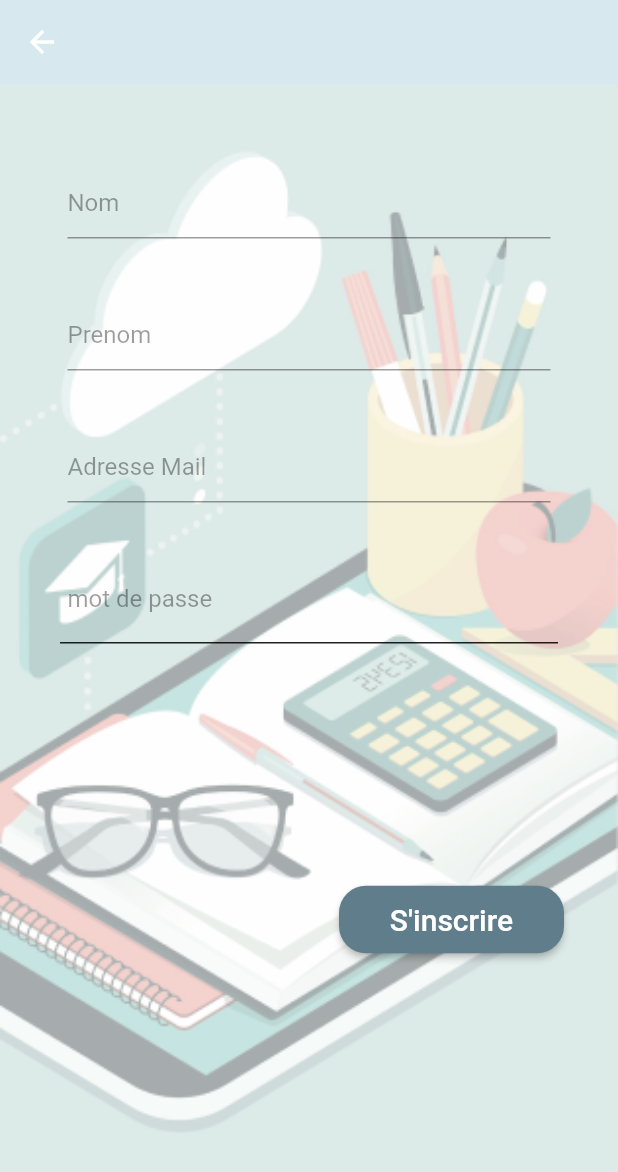
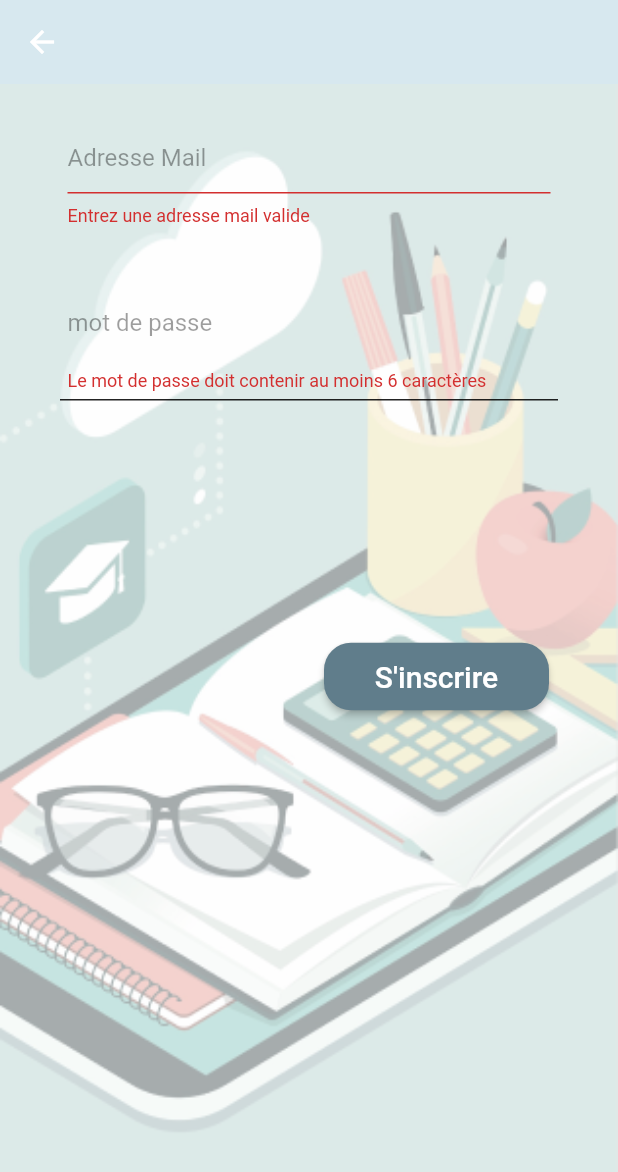
Before and after one commit to ibtihalhayat/mobile_App, a Flutter app: the Inscription screen opened directly, after a tap on an icon or button, on a phone screen of 412 x 824 dp. Shown: the top 1172 px of the screen. Run offline on Flutter 3.47's test engine with Material 2 defaults, Android fonts, the phone set to English and light mode, and no system bars; our stand-ins replace firebase_auth, firebase_core; accounts and stored records are empty.

Commit message:
Authentification et Inscription

```diff
--- a/lib/Accueil.dart
+++ b/lib/Accueil.dart
@@ -1,7 +1,9 @@
+import 'package:firebase_auth/firebase_auth.dart';
 import 'package:flutter/material.dart';
 
 class Accueil extends StatelessWidget{
 
+ // final FirebaseUser user;
 
   @override
   Widget build(BuildContext context) {
@@ -10,6 +12,10 @@ class Accueil extends StatelessWidget{
       appBar: new AppBar(
         title: Text('Accueil'),
       ),
+      body: new RaisedButton(
+          onPressed: (){},
+       child: Text('Log Out'),
+      ),
 
     );
 
--- a/lib/inscription.dart
+++ b/lib/inscription.dart
@@ -1,6 +1,18 @@
+import 'package:firebase_auth/firebase_auth.dart';
 import 'package:flutter/material.dart';
+import 'package:mobile_app/Accueil.dart';
 
-class Inscription extends StatelessWidget{
+class Inscription extends StatefulWidget{
+
+  @override
+  _InscriptionState createState() => _InscriptionState();
+}
+
+class _InscriptionState extends State<Inscription> {
+  String _email , _password ;
+
+  var _formKey = GlobalKey<FormState>();
+
   @override
   Widget build(BuildContext context) {
 
@@ -18,9 +30,11 @@ class Inscription extends StatelessWidget{
           SingleChildScrollView(
             child: new Container(
               color: Colors.transparent,
-              child: new Column(
+              child : Form(
+                 key: _formKey,
+               child: new Column(
                   children: <Widget>[
-                    new Container(
+                    /*new Container(
                       padding: EdgeInsets.fromLTRB(20.0, 50.0, 20.0, 10.0),
                       decoration: BoxDecoration(
                           borderRadius: BorderRadius.circular(10.0),
@@ -71,7 +85,7 @@ class Inscription extends StatelessWidget{
                           )
                         ],
                       ),
-                    ),
+                    ),*/
                     new Container(
                       padding: EdgeInsets.fromLTRB(20.0, 20.0, 20.0, 10.0),
                       decoration: BoxDecoration(
@@ -83,11 +97,20 @@ class Inscription extends StatelessWidget{
                           Container(
                             margin: EdgeInsets.only(left: 20.0,right: 20.0),
                             padding: EdgeInsets.all(5.0),
-                            child: TextField(
+                            child: TextFormField(
                               // decoration: new InputDecoration(hintText: "adresse mail"),
                               textAlign: TextAlign.start,
+                              keyboardType: TextInputType.emailAddress,
+                              onSaved: (item){
+                                setState((){
+                                  _email = item;
+                                });
+                              },
+                              validator: (item){
+                                return item.contains("@") ? null : "Entrez une adresse mail valide";
+                              },
                               /*onChanged: (String string){},
-                      // onSubmitted: (String string){},*/
+                              // onSubmitted: (String string){},*/
                               decoration: new InputDecoration(
                                   hintText: "Adresse Mail",
                                   //  border: InputBorder.none,
@@ -116,9 +139,17 @@ class Inscription extends StatelessWidget{
                                     )
                                 )
                             ),
-                            child: TextField(
+                            child: TextFormField(
                               textAlign: TextAlign.start,
                               obscureText: true,
+                              onSaved: (item){
+                                setState((){
+                                  _password = item;
+                                });
+                              },
+                              validator: (item){
+                                return item.length>5 ? null : "Le mot de passe doit contenir au moins 6 caractères";
+                              },
                               // onChanged: (String string){},
                               //onSubmitted: (String string){},
                               decoration: new InputDecoration(
@@ -132,7 +163,7 @@ class Inscription extends StatelessWidget{
                       ),
                     ),
                     new Container(
-                        padding: EdgeInsets.fromLTRB(210.0, 150.0, 20.0, 5.0),
+                        padding: EdgeInsets.fromLTRB(190.0, 150.0, 20.0, 5.0),
                         decoration: BoxDecoration(
                             borderRadius: BorderRadius.circular(10.0),
                             color: Colors.transparent
@@ -141,9 +172,7 @@ class Inscription extends StatelessWidget{
                           minWidth: 150,
                           height:45,
                           child : RaisedButton(
-                              onPressed: (){
-                                print('S\'inscrire');
-                              },
+                              onPressed: signUp,
                               color: Colors.blueGrey,
                               shape: RoundedRectangleBorder(
                                 borderRadius: BorderRadius.circular(18.0),
@@ -161,6 +190,7 @@ class Inscription extends StatelessWidget{
                   ]
               ),
             ),
+            ),
 
 
           )
@@ -170,4 +200,17 @@ class Inscription extends StatelessWidget{
     );
   }
 
+  Future<void> signUp()async {
+    final formState = _formKey.currentState;
+    if (formState.validate()) {
+      formState.save();
+      try {
+        await FirebaseAuth.instance.createUserWithEmailAndPassword(
+            email: _email, password: _password); // FirebaseUser
+        Navigator.pushReplacement(context, MaterialPageRoute(builder: (context) =>Accueil()));
+      } catch (e) {
+        print(e.message);
+      }
+    }
+  }
 }
--- a/pubspec.yaml
+++ b/pubspec.yaml
@@ -28,6 +28,9 @@ dependencies:
   # The following adds the Cupertino Icons font to your application.
   # Use with the CupertinoIcons class for iOS style icons.
   cupertino_icons: ^0.1.3
+  firebase_auth: ^0.18.0+1
+  cloud_firestore: ^0.14.0+2
+  firebase_core: ^0.5.0
 
 dev_dependencies:
   flutter_test:
```
Also changed, not shown: Services/auth_service.dart (added, +23 -0 lines), lib/MainScreen.dart (+5 -2 lines), lib/auth.dart (+73 -15 lines), lib/main.dart (+6 -1 lines), pubspec.lock, 5 other files.
